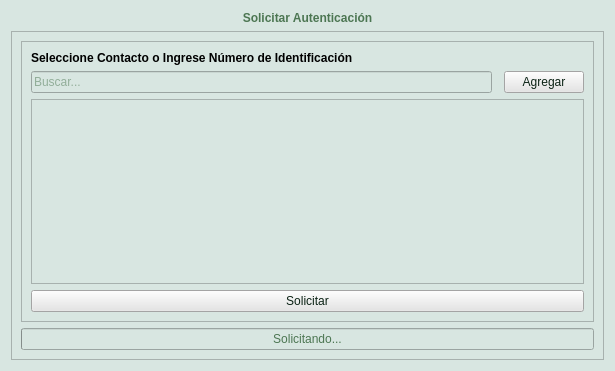
Qt form client_fva/ui/ui_elements/requestauthentication.ui (luisza/dfva_client) before a commit.
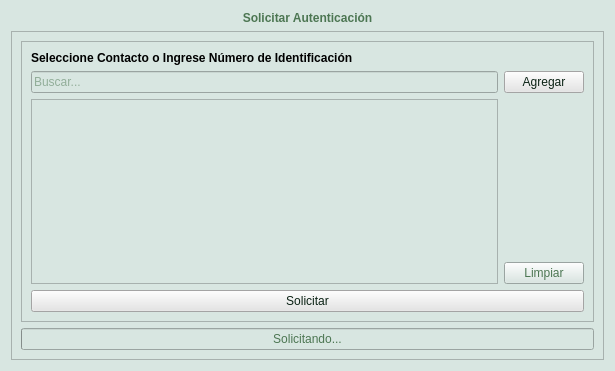
The same form after that commit. Icons and pictures are not drawn.

What changed in the file:
```diff
--- a/client_fva/ui/ui_elements/requestauthentication.ui
+++ b/client_fva/ui/ui_elements/requestauthentication.ui
@@ -90,10 +90,7 @@
             </property>
            </widget>
           </item>
-          <item row="2" column="0" colspan="3">
-           <widget class="QListWidget" name="contactsListWidget"/>
-          </item>
-          <item row="3" column="0" colspan="3">
+          <item row="10" column="0" colspan="2">
            <widget class="QPushButton" name="requestAuthentication">
             <property name="enabled">
              <bool>true</bool>
@@ -129,7 +126,14 @@
             </property>
            </widget>
           </item>
-          <item row="1" column="2">
+          <item row="1" column="0">
+           <widget class="QLineEdit" name="searchContact">
+            <property name="placeholderText">
+             <string>Buscar...</string>
+            </property>
+           </widget>
+          </item>
+          <item row="1" column="1">
            <widget class="QPushButton" name="add_contact">
             <property name="autoFillBackground">
              <bool>false</bool>
@@ -147,14 +151,44 @@
             </property>
            </widget>
           </item>
-          <item row="1" column="0">
-           <widget class="QLineEdit" name="searchContact">
-            <property name="placeholderText">
-             <string>Buscar...</string>
-            </property>
-           </widget>
+          <item row="3" column="0">
+           <widget class="QTableWidget" name="contacts"/>
+          </item>
+          <item row="3" column="1">
+           <layout class="QVBoxLayout" name="verticalLayout">
+            <item>
+             <spacer name="verticalSpacer">
+              <property name="orientation">
+               <enum>Qt::Vertical</enum>
+              </property>
+              <property name="sizeHint" stdset="0">
+               <size>
+                <width>20</width>
+                <height>40</height>
+               </size>
+              </property>
+             </spacer>
+            </item>
+            <item>
+             <widget class="QPushButton" name="cleanbtn">
+              <property name="text">
+               <string>Limpiar</string>
+              </property>
+              <property name="icon">
+               <iconset resource="resources.qrc">
+                <normaloff>:/images/delete.png</normaloff>:/images/delete.png</iconset>
+              </property>
+             </widget>
+            </item>
+           </layout>
           </item>
          </layout>
+         <zorder>contacts</zorder>
+         <zorder>label</zorder>
+         <zorder>requestAuthentication</zorder>
+         <zorder>add_contact</zorder>
+         <zorder>searchContact</zorder>
+         <zorder>verticalLayoutWidget</zorder>
         </widget>
        </item>
        <item>
```
